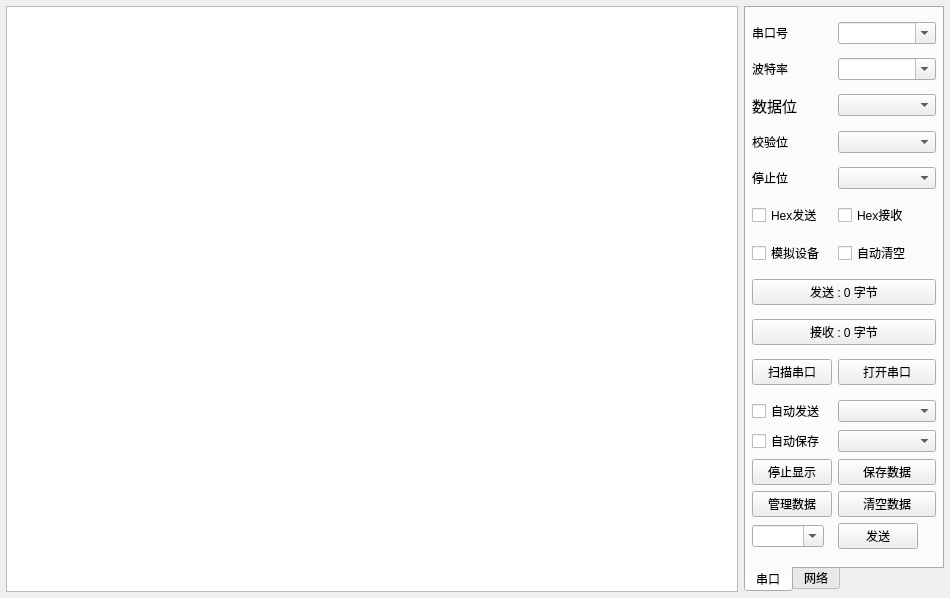
Qt form module/SerialPort/Ui_frmComTool.ui (zhengyeli/littleTools) before a commit.
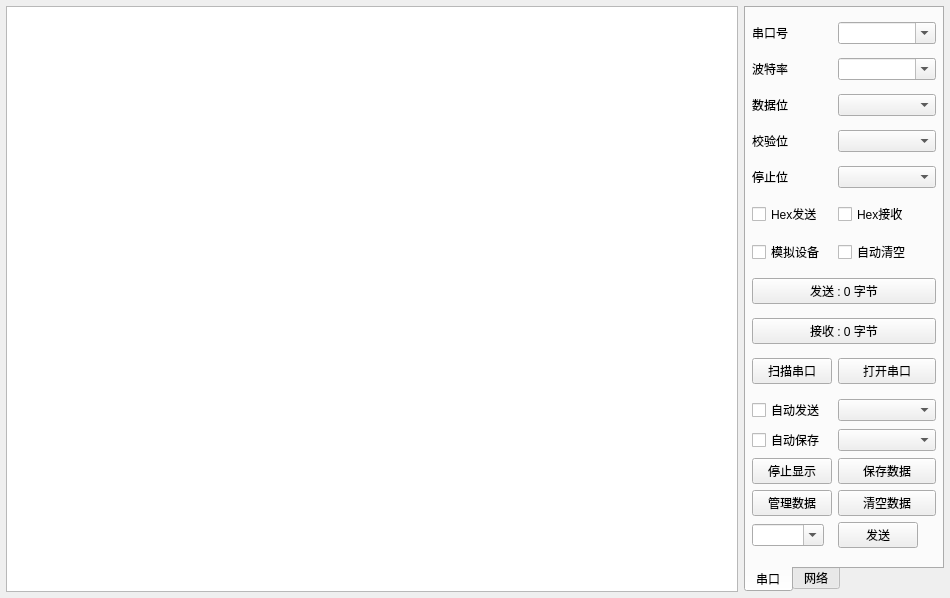
The same form after that commit. The open tabs and pages were chosen to show the change.

```diff
--- a/module/SerialPort/Ui_frmComTool.ui
+++ b/module/SerialPort/Ui_frmComTool.ui
@@ -317,7 +317,7 @@
             </property>
             <property name="font">
              <font>
-              <pointsize>11</pointsize>
+              <pointsize>9</pointsize>
              </font>
             </property>
             <property name="text">
```
Left out of the diff: 2 changed lines with no effect on the pictures.
